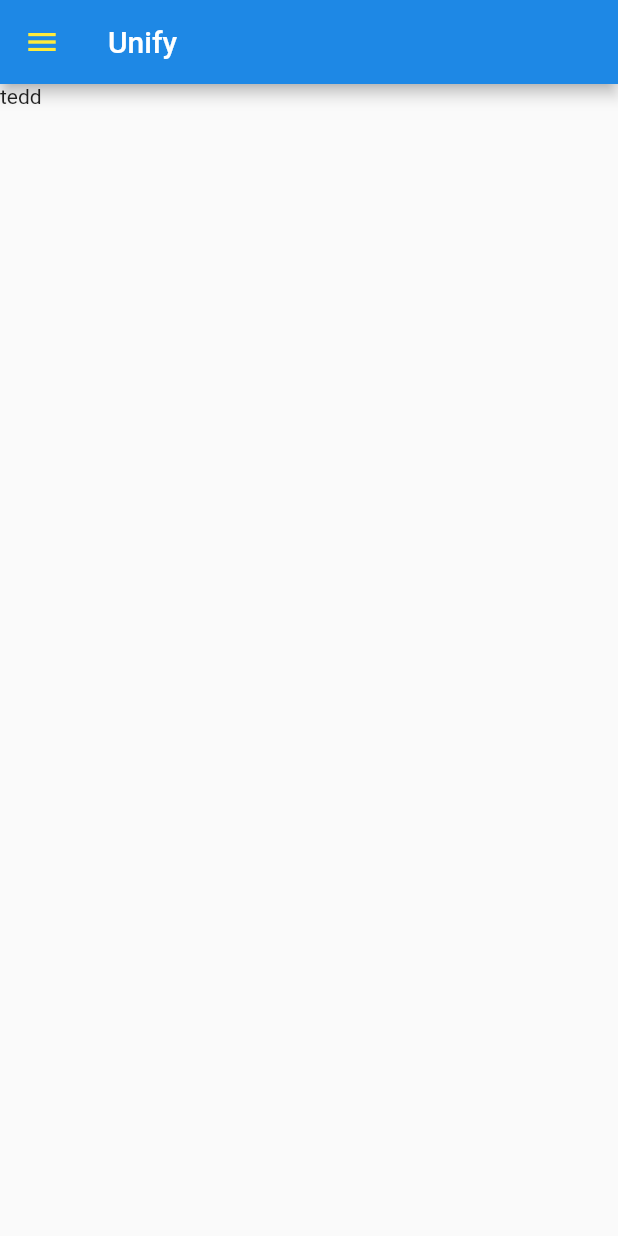
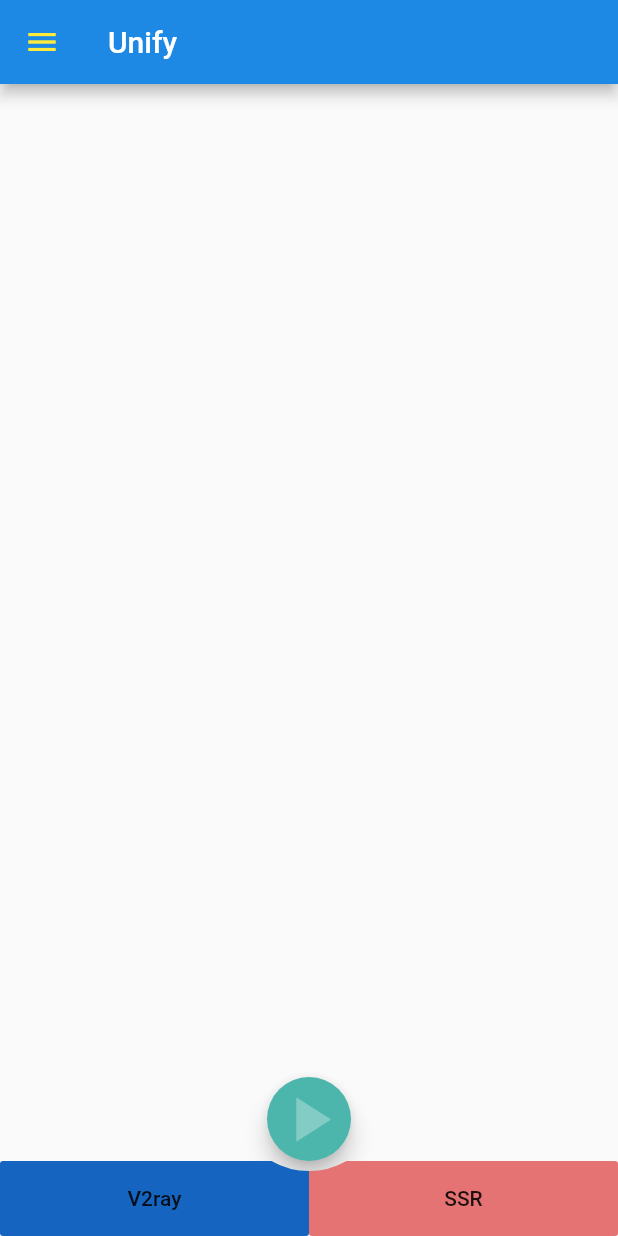
Before and after one commit to unifyproxy/unify-android, a Flutter app: the screen it shows after launch, on a phone screen of 412 x 824 dp. Run offline on Flutter 3.47's test engine with Material 2 defaults, Android fonts, the phone set to English and light mode, and no system bars; missing offline and left inert: clippy_flutter.

Commit message:
9.4, 2019#1

```diff
--- a/unify/lib/main.dart
+++ b/unify/lib/main.dart
@@ -1,5 +1,5 @@
 import 'package:flutter/widgets.dart';
 
-import 'package:unify/widgets/main/MainWidget.dart';
+import 'pages/main/mainpage.dart';
 
-void main() => runApp(MainWidget());
+void main() => runApp(MainPage());
--- /dev/null
+++ b/unify/lib/pages/main/bottombar.dart
@@ -0,0 +1,70 @@
+import 'package:flutter/material.dart';
+
+class BottomBar extends StatefulWidget {
+  @override
+  _BottomBarState createState() => _BottomBarState();
+}
+
+class _BottomBarState extends State<BottomBar> {
+  int _curIndex = 0;
+
+  @override
+  Widget build(BuildContext context) {
+    return ClipPath(
+      clipper: _MyCustomClipper(),
+      child: Container(
+        child: Row(
+          children: <Widget>[
+            Expanded(
+              child: FlatButton(
+                color: _curIndex == 0 ? Colors.blue[800] : Colors.blue[300],
+                focusColor: Colors.blue[400],
+                child: Center(child: Text("V2ray")),
+                onPressed: () {
+                  setState(() {
+                    _curIndex = 0;
+                  });
+                },
+              ),
+            ),
+            Expanded(
+              child: FlatButton(
+                color: _curIndex == 1 ? Colors.red[800] : Colors.red[300],
+                focusColor: Colors.red[400],
+                child: Center(child: Text("SSR")),
+                onPressed: () {
+                  setState(() {
+                    _curIndex = 1;
+                  });
+                },
+              ),
+            ),
+          ],
+        ),
+      ),
+    );
+  }
+}
+
+class _MyCustomClipper extends CustomClipper<Path> {
+  @override
+  Path getClip(Size size) {
+    var path = Path();
+    path.lineTo(size.width / 2 - 25, 0);
+    path.arcToPoint(
+      Offset(size.width / 2 + 25, 0),
+      radius: Radius.circular(50),
+      clockwise: false,
+    );
+    path.lineTo(size.width, 0);
+    path.lineTo(size.width, size.height);
+    path.lineTo(0, size.height);
+    path.lineTo(0, 0);
+    return path;
+  }
+
+  @override
+  bool shouldReclip(CustomClipper<Path> oldClipper) {
+    return true;
+  }
+}
--- a/unify/lib/widgets/main/MainWidget.dart
+++ b/unify/lib/pages/main/mainpage.dart
@@ -1,11 +1,10 @@
-import 'package:flutter/cupertino.dart';
 import 'package:flutter/material.dart';
 
-import 'package:unify/widgets/main/views/drawer.dart';
-import 'package:unify/widgets/main/views/mainAppBar.dart';
-import 'package:unify/widgets/main/views/mainPage.dart';
+import 'drawer.dart';
+import 'appbar.dart';
+import 'mainpage_content.dart';
 
-class MainWidget extends StatelessWidget {
+class MainPage extends StatelessWidget {
   // This widget is the root of your application.
   @override
   Widget build(BuildContext context) {
@@ -27,7 +26,7 @@ class MyHomePage extends StatelessWidget {
     return Scaffold(
       appBar: getMainAppBar(context),
       drawer: getDrawer(context),
-      body: getMainPage(context),
+      body: MainPageContent(),
     );
   }
 }
--- /dev/null
+++ b/unify/lib/pages/main/mainpage_content.dart
@@ -0,0 +1,41 @@
+import 'package:flutter/material.dart';
+import 'package:flutter/rendering.dart';
+import 'package:unify/pages/main/proxy_listview.dart';
+import 'bottombar.dart';
+
+class MainPageContent extends StatefulWidget {
+  @override
+  State<StatefulWidget> createState() => _MainPageContentState();
+}
+
+class _MainPageContentState extends State<MainPageContent> {
+  @override
+  Widget build(BuildContext context) {
+    return Container(
+      child: SafeArea(
+        child: Column(
+          children: <Widget>[
+            Expanded(
+              child: ProxyListView(),
+            ),
+            FloatingActionButton(
+              tooltip: "Connect to selected server",
+              materialTapTargetSize: MaterialTapTargetSize.shrinkWrap,
+              onPressed: () => null,
+              child: Icon(
+                Icons.play_arrow,
+                size: 50,
+                color: Colors.white30,
+              ),
+            ),
+            SizedBox(
+              height: 50,
+              child: BottomBar(),
+            ),
+          ],
+          crossAxisAlignment: CrossAxisAlignment.stretch,
+        ),
+      ),
+    );
+  }
+}
--- /dev/null
+++ b/unify/lib/pages/main/proxy_listview.dart
@@ -0,0 +1,15 @@
+import 'package:flutter/material.dart';
+
+class ProxyListView extends StatefulWidget {
+  @override
+  _ProxyListViewState createState() => _ProxyListViewState();
+}
+
+class _ProxyListViewState extends State<ProxyListView> {
+  @override
+  Widget build(BuildContext context) {
+    return ListView(
+      children: <Widget>[],
+    );
+  }
+}
--- a/unify/lib/widgets/main/views/mainPage.dart
+++ /dev/null
@@ -1,9 +0,0 @@
-import 'package:flutter/cupertino.dart';
-
-Container getMainPage(BuildContext context) {
-  return Container(
-    child: SafeArea(
-      child: Text("tedd"),
-    ),
-  );
-}
```
Also changed, not shown: unify/lib/pages/main/appbar.dart (renamed from unify/lib/widgets/main/views/mainAppBar.dart), unify/lib/pages/main/drawer.dart (renamed from unify/lib/widgets/main/views/drawer.dart), 1 other file.
